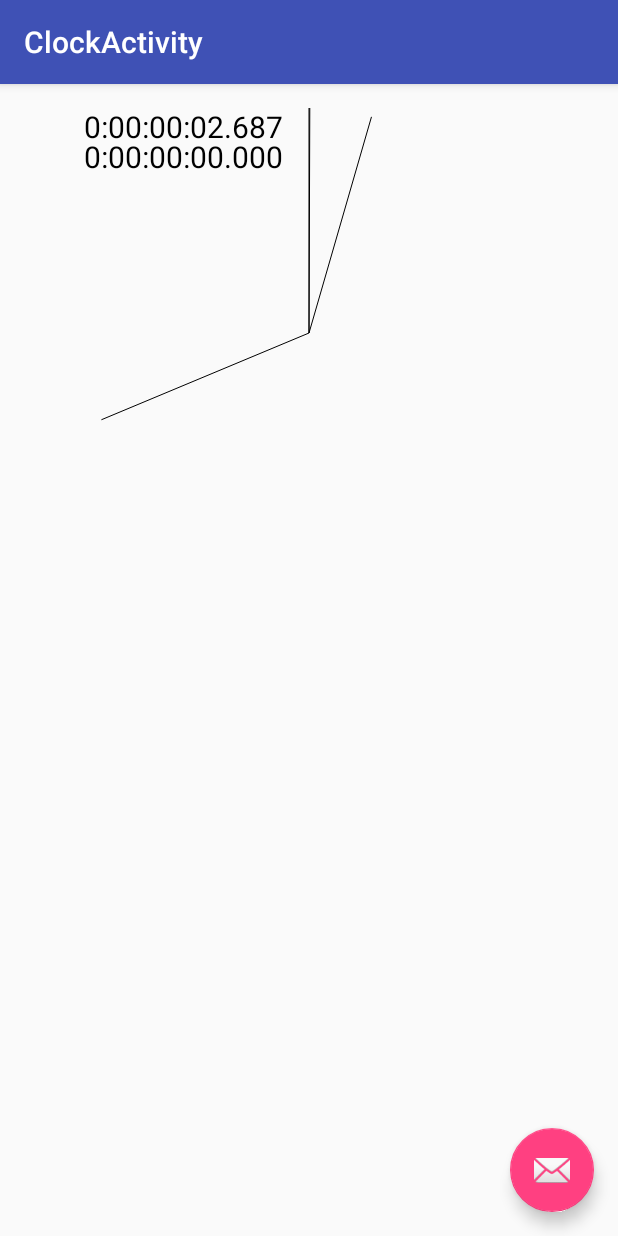
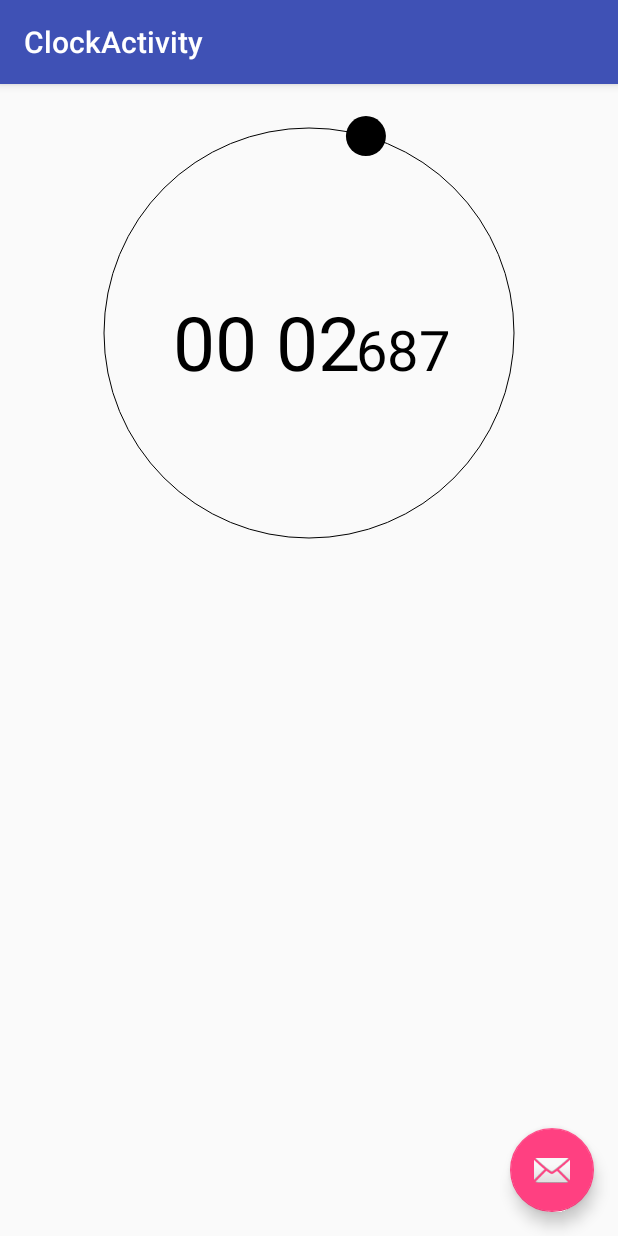
Before and after one commit to ScienceSquad/Health, an Android app: the ClockActivity screen opened directly, with no data from a screen before it, on a phone screen of 412 x 824 dp. Run offline under Robolectric (Android 15) with nearby library versions, the phone set to English and light mode, and no system bars; our stand-ins replace data binding; libraries missing offline, so code that uses them is left out: org.immutables.value; 3 statements that could not run were skipped.

Commit message:
Removed clock hands, added dot! Fixed formatting Did things that broke Undid those things

```diff
--- a/Health/src/main/java/com/sciencesquad/health/ClockView.java
+++ /dev/null
@@ -1,118 +0,0 @@
-package com.sciencesquad.health;
-
-import android.content.Context;
-import android.content.res.TypedArray;
-import android.graphics.Canvas;
-import android.graphics.Paint;
-import android.util.AttributeSet;
-import android.view.GestureDetector;
-import android.view.MotionEvent;
-import android.view.View;
-import android.view.ViewGroup;
-
-import com.sciencesquad.health.ui.Stopwatch;
-
-class ClockView extends View {
-
-    private Paint mCirclePaint;
-    private Paint mTextPaint;
-
-    private int mBackgroundColor;
-    private int mTextColor;
-
-    private float mTextHeight;
-
-    private Stopwatch stopwatch;
-
-    private GestureDetector mDetector;
-
-    public ClockView(Context context, AttributeSet attrs) {
-        super(context, attrs);
-        init(context, attrs);
-    }
-
-    class mListener extends GestureDetector.SimpleOnGestureListener {
-        @Override
-        public boolean onDown(MotionEvent e) {
-            return true;
-        }
-    }
-
-    private void init(Context context, AttributeSet attrs) {
-        TypedArray a = context.getTheme().obtainStyledAttributes(
-                attrs,
-                R.styleable.ClockView,
-                0, 0);
-        try {
-            mBackgroundColor = a.getInteger(R.styleable.ClockView_backgroundColor, 0);
-            mTextColor = a.getInteger(R.styleable.ClockView_textColor, 0);
-            mTextHeight = a.getDimension(R.styleable.ClockView_textHeight, 0);
-        } finally {
-            a.recycle();
-        }
-        mDetector = new GestureDetector(this.getContext(), new mListener());
-
-        mTextPaint = new Paint(Paint.ANTI_ALIAS_FLAG);
-        mTextPaint.setColor(mTextColor);
-        mTextPaint.setTextSize(mTextHeight);
-
-        mCirclePaint = new Paint(Paint.ANTI_ALIAS_FLAG);
-        mCirclePaint.setColor(mBackgroundColor);
-
-        this.startStopwatch();
-    }
-
-    @Override
-    public boolean onTouchEvent(MotionEvent event) {
-        boolean result = mDetector.onTouchEvent(event);
-        if (!result) {
-            if (event.getAction() == MotionEvent.ACTION_UP) {
-                if (this.stopwatch.isRunning()) {
-                    this.stopwatch.pause();
-                }
-                else {
-                    this.stopwatch.resume();
-                }
-                result = true;
-            }
-        }
-        return result;
-    }
-
-    private Runnable createRunnable(ClockView view) {
-        return new Runnable() {
-            public void run() {
-                view.postInvalidate();
-            }
-        };
-    }
-
-    private void startStopwatch() {
-        if (this.stopwatch != null) return;
-        this.stopwatch = new Stopwatch();
-        this.stopwatch.setOnTimeChange(createRunnable(this));
-        this.stopwatch.setMode(Stopwatch.WatchMode.UP);
-        // this.stopwatch.plusMinutes(5);
-        this.stopwatch.start();
-    }
-
-    private void drawLineDirection(Canvas canvas, float startX, float startY, float length, float angle) {
-        canvas.drawLine(startX, startY, (float) (startX + length * Math.cos(angle)),
-                (float) (startX - length * Math.sin(angle)), mTextPaint);
-    }
-
-    @Override
-    protected void onDraw(Canvas canvas) {
-        super.onDraw(canvas);
-
-        float width = canvas.getWidth();
-        float height = canvas.getHeight();
-        canvas.drawText(this.stopwatch.getPrettyElapsed(), 0, mTextHeight, mTextPaint);
-        canvas.drawText(this.stopwatch.getPrettyRemaining(), 0, 2 * mTextHeight, mTextPaint);
-        drawLineDirection(canvas, width / 2, height / 2, width / 2, stopwatch.getMillisecondHandAngle());
-        drawLineDirection(canvas, width / 2, height / 2, width / 2, stopwatch.getSecondHandAngle());
-        drawLineDirection(canvas, width / 2, height / 2, width / 2, stopwatch.getMinuteHandAngle());
-        drawLineDirection(canvas, width / 2, height / 2, width / 2, stopwatch.getHourHandAngle());
-    }
-
-}
--- a/Health/src/main/java/com/sciencesquad/health/MainActivity.java
+++ b/Health/src/main/java/com/sciencesquad/health/MainActivity.java
@@ -11,9 +11,6 @@ import android.support.v7.widget.Toolbar;
 import android.view.Menu;
 import android.view.MenuItem;
 import android.content.Intent;
-
-import com.sciencesquad.health.ui.Clock;
-import com.sciencesquad.health.ui.Stopwatch;
 
 public class MainActivity extends BaseActivity
 		implements NavigationView.OnNavigationItemSelectedListener {
--- /dev/null
+++ b/Health/src/main/java/com/sciencesquad/health/ui/ClockView.java
@@ -0,0 +1,220 @@
+package com.sciencesquad.health.ui;
+
+import android.content.Context;
+import android.content.res.TypedArray;
+import android.graphics.Canvas;
+import android.graphics.Paint;
+import android.graphics.Rect;
+import android.util.AttributeSet;
+import android.util.Log;
+import android.view.GestureDetector;
+import android.view.MotionEvent;
+import android.view.View;
+
+import com.sciencesquad.health.R;
+
+import org.threeten.bp.Duration;
+
+/** TODO
+ * FIX POSITIONING OF THE TIME IN THE STOPWATCH
+ */
+
+public class ClockView extends View {
+	private static final String TAG = ClockView.class.getSimpleName();
+
+	private Paint mCirclePaint;
+    private Paint mDotPaint;
+    private Paint mTimePaint;
+    private Paint mMsPaint;
+
+    private Paint mHourPaint;
+    private Paint mMinutePaint;
+    private Paint mSecondPaint;
+    private Paint mMilliPaint;
+
+    private final int DOT_RADIUS = 20;
+    private final int PADDING = this.DOT_RADIUS;
+
+    private int mBackgroundColor;
+    private int mTextColor;
+
+    private float mTextHeight;
+    private double mMsTextHeight = 0.75;
+
+	/**
+	 * Lengths expressed as fractions of the watch radius:
+     *  1 = full length
+     *  0.5 = half length
+     */
+    private double mHourHandLen = 0.75;
+    private double mMinuteHandLen = 1;
+    private double mSecondHandLen = 1;
+    private double mMilliHandLen = 0.5;
+
+	/**
+	 * Widths in pixels of the hands of the watch
+     */
+    private float mHourHandWidth = 5;
+    private float mMinuteHandWidth = 5;
+    private float mSecondHandWidth = 3;
+    private float mMilliHandWidth = 2;
+
+	/**
+	 * Colors of the hands of the watch
+     */
+    private int mHourColor;
+    private int mMinuteColor;
+    private int mSecondColor;
+    private int mMilliColor;
+
+    private Stopwatch stopwatch;
+
+    private GestureDetector mDetector;
+
+    public ClockView(Context context, AttributeSet attrs) {
+        super(context, attrs);
+        init(context, attrs);
+    }
+
+    class mListener extends GestureDetector.SimpleOnGestureListener {
+        @Override
+        public boolean onDown(MotionEvent e) {
+            return true;
+        }
+    }
+
+    private void makePaints() {
+        mTimePaint = new Paint(Paint.ANTI_ALIAS_FLAG);
+        mMsPaint = new Paint(Paint.ANTI_ALIAS_FLAG);
+        mDotPaint = new Paint(Paint.ANTI_ALIAS_FLAG);
+        mCirclePaint = new Paint(Paint.ANTI_ALIAS_FLAG);
+    }
+
+    private void setPaints() {
+		if (mTimePaint != null) {
+			mTimePaint.setColor(mTextColor);
+			mTimePaint.setTextSize(mTextHeight);
+		}
+
+		if (mMsPaint != null) {
+			mMsPaint.setColor(mTextColor);
+			mMsPaint.setTextSize((float) (mTextHeight * mMsTextHeight));
+		}
+
+		if (mDotPaint != null) {
+			mDotPaint.setStyle(Paint.Style.FILL);
+			mDotPaint.setColor(mTextColor);
+		}
+
+		if (mCirclePaint != null) {
+			mCirclePaint.setStyle(Paint.Style.STROKE);
+			mCirclePaint.setColor(mTextColor);
+		}
+    }
+
+    private void init(Context context, AttributeSet attrs) {
+        mDetector = new GestureDetector(this.getContext(), new mListener());
+		TypedArray a = context.getTheme().obtainStyledAttributes(
+				attrs,
+				R.styleable.ClockView,
+				0, 0);
+
+		try {
+			mTextColor = a.getInteger(R.styleable.ClockView_textColor, 0);
+			mBackgroundColor = a.getInteger(R.styleable.ClockView_backgroundColor, 0);
+			mTextHeight = a.getDimension(R.styleable.ClockView_textHeight, 0);
+		} finally {
+			a.recycle();
+		}
+        this.makePaints();
+        this.setPaints();
+
+        this.startStopwatch();
+    }
+
+    @Override
+    public boolean onTouchEvent(MotionEvent event) {
+        boolean result = mDetector.onTouchEvent(event);
+        if (!result) {
+            if (event.getAction() == MotionEvent.ACTION_UP) {
+                if (this.stopwatch.isRunning()) {
+                    this.stopwatch.pause();
+                }
+                else {
+                    this.stopwatch.resume();
+                }
+                result = true;
+            }
+        }
+        return result;
+    }
+
+    public void setTextColor(int textColor) {
+        this.mTextColor = textColor;
+        this.setPaints();
+    }
+
+    public void setBackgroundColor(int backgroundColor) {
+        this.mBackgroundColor = backgroundColor;
+        this.setPaints();
+    }
+
+    public void setTextHeight(float textHeight) {
+		Log.d(TAG, "Text height: " + String.valueOf(textHeight));
+        this.mTextHeight = textHeight;
+        this.setPaints();
+    }
+
+    private Runnable createRunnable(ClockView view) {
+        return () -> view.postInvalidate();
+    }
+
+    private void startStopwatch() {
+        if (this.stopwatch != null) return;
+        this.stopwatch = new Stopwatch();
+        this.stopwatch.setOnTimeChange(createRunnable(this));
+        this.stopwatch.setMode(Stopwatch.WatchMode.UP);
+        // this.stopwatch.plusMinutes(5);
+        this.stopwatch.start();
+    }
+
+    private void drawDot(Canvas canvas, float radius, float angle) {
+        canvas.drawCircle(this.PADDING + (radius * (1 + (float) Math.cos(angle))),
+                this.PADDING + (radius * (1 - (float) Math.sin(angle))),
+                this.DOT_RADIUS, this.mDotPaint);
+    }
+
+    @Override
+    protected void onDraw(Canvas canvas) {
+        super.onDraw(canvas);
+
+        float radius = canvas.getWidth() / 2;
+        float height = canvas.getHeight() / 2;
+        if (height < radius) {
+            radius = height;
+        }
+        radius -= this.PADDING;
+
+        Duration duration = this.stopwatch.getDurationForMode();
+        String timeText = this.stopwatch.getPrettyTime(duration, false);
+        String milliText = this.stopwatch.getMilliString(duration);
+
+        Rect bounds = new Rect();
+        mTimePaint.getTextBounds(timeText, 0, timeText.length(), bounds);
+        int textWidth = bounds.width();
+
+        bounds = new Rect();
+        mMsPaint.getTextBounds(milliText, 0, milliText.length(), bounds);
+        int msTextWidth = bounds.width();
+        int totalTextWidth = textWidth + msTextWidth;
+
+        canvas.drawText(timeText, this.PADDING + radius - (totalTextWidth / 2),
+                this.PADDING + radius + (mTextHeight / 2), mTimePaint);
+        canvas.drawText(milliText, this.PADDING + radius - (totalTextWidth / 2) + textWidth,
+                this.PADDING + radius + (mTextHeight / 2), mMsPaint);
+
+        this.drawDot(canvas, radius, this.stopwatch.getSecondHandAngle());
+        canvas.drawCircle(this.PADDING + radius, this.PADDING + radius, radius, this.mCirclePaint);
+    }
+
+}
--- a/Health/src/main/java/com/sciencesquad/health/ui/Stopwatch.java
+++ b/Health/src/main/java/com/sciencesquad/health/ui/Stopwatch.java
@@ -14,12 +14,12 @@ import java.util.concurrent.TimeUnit;
  */
 public class Stopwatch {
 
-    private final long MAX_MILLIS = 1000;
-    private final long MAX_SECONDS = 60;
-    private final long MAX_MINUTES = 60;
-    private final long MAX_HOURS = 24;
-    private final float START_ANGLE = (float) Math.PI / 2;
-    private final float WATCH_DIRECTION = -1;
+    public final long MAX_MILLIS = 1000;
+    public final long MAX_SECONDS = 60;
+    public final long MAX_MINUTES = 60;
+    public final long MAX_HOURS = 24;
+    public final float START_ANGLE = (float) Math.PI / 2;
+    public final float WATCH_DIRECTION = -1;
 
 
     private Duration remaining;
@@ -289,27 +289,39 @@ public class Stopwatch {
      *
      * Prints the time in a nice format, with padded zeroes, colons, periods... the whole shebang!
      */
-    public String getPrettyTime(Duration duration) {
-        String milliseconds = String.format("%03d", this.getMillis(duration, false));
-        String seconds = String.format("%02d", this.getSeconds(duration, false));
-        String minutes = String.format("%02d", this.getMinutes(duration, false));
-        String hours = String.format("%02d", this.getHours(duration, false));
+    public String getPrettyTime(Duration duration, boolean all) {
+        long numSeconds = this.getSeconds(duration, false);
+        long numMinutes = this.getMinutes(duration, false);
+        long numHours = this.getHours(duration, false);
+        long numDays = this.getDays(duration);
+        String seconds = String.format("%02d", numSeconds);
+        String minutes = String.format("%02d", numMinutes);
+        String hours = String.format("%02d", numHours);
         String days = String.valueOf(this.getDays(duration));
-        String prettyTime = days + ":" + hours + ":"
-                + minutes + ":" + seconds + "." + milliseconds;
+        String prettyTime = minutes + " " + seconds + " ";
+        if ((numHours > 0) && (!all)) {
+            prettyTime = hours + " " + prettyTime;
+        }
+        else if (numDays > 0) {
+            prettyTime = days + " " + hours + " " + prettyTime;
+        }
         return prettyTime;
     }
 
-    public String getPrettyElapsed() {
-        return getPrettyTime(this.elapsed);
+    public String getMilliString(Duration duration) {
+        return String.format("%03d", this.getMillis(duration, false));
     }
 
-    public String getPrettyRemaining() {
-        return getPrettyTime(this.remaining);
+    public String getPrettyElapsed(boolean all) {
+        return getPrettyTime(this.elapsed, all);
+    }
+
+    public String getPrettyRemaining(boolean all) {
+        return getPrettyTime(this.remaining, all);
     }
 
     public void printTime() {
-        System.out.println("Time remaining: " + this.getPrettyRemaining());
+        System.out.println("Time remaining: " + this.getPrettyRemaining(false));
     }
 
 
--- a/Health/src/main/res/layout/content_clock.xml
+++ b/Health/src/main/res/layout/content_clock.xml
@@ -1,22 +1,29 @@
 <?xml version="1.0" encoding="utf-8"?>
-<RelativeLayout xmlns:android="http://schemas.android.com/apk/res/android"
+
+<layout xmlns:android="http://schemas.android.com/apk/res/android"
         xmlns:app="http://schemas.android.com/apk/res-auto"
         xmlns:tools="http://schemas.android.com/tools"
-    android:layout_width="match_parent"
+        tools:context="com.sciencesquad.health.ClockActivity"
+        tools:showIn="@layout/activity_clock">
+
+    <data>
+        <import type="android.graphics.Color" />
+    </data>
+
+    <RelativeLayout android:layout_width="match_parent"
                     android:layout_height="match_parent"
                     android:paddingBottom="@dimen/activity_vertical_margin"
                     android:paddingLeft="@dimen/activity_horizontal_margin"
                     android:paddingRight="@dimen/activity_horizontal_margin"
                     android:paddingTop="@dimen/activity_vertical_margin"
-    app:layout_behavior="@string/appbar_scrolling_view_behavior"
-    tools:context="com.sciencesquad.health.ClockActivity"
-    tools:showIn="@layout/activity_clock">
+                    app:layout_behavior="@string/appbar_scrolling_view_behavior">
 
-    <com.sciencesquad.health.ClockView
+        <com.sciencesquad.health.ui.ClockView
             android:layout_width="300dp"
             android:layout_height="300dp"
             android:layout_centerHorizontal="true"
             app:backgroundColor="#FFF"
             app:textColor="#000"
-        app:textHeight="20dp" />
+            app:textHeight="50dp" />
     </RelativeLayout>
+</layout>
```
Also changed, not shown: Health/src/main/java/com/sciencesquad/health/ui/Clock.java (deleted, +0 -13 lines), Health/src/main/res/layout/clock_view.xml (deleted, +0 -95 lines). Lines whose indentation alone changed are shown as unchanged.
